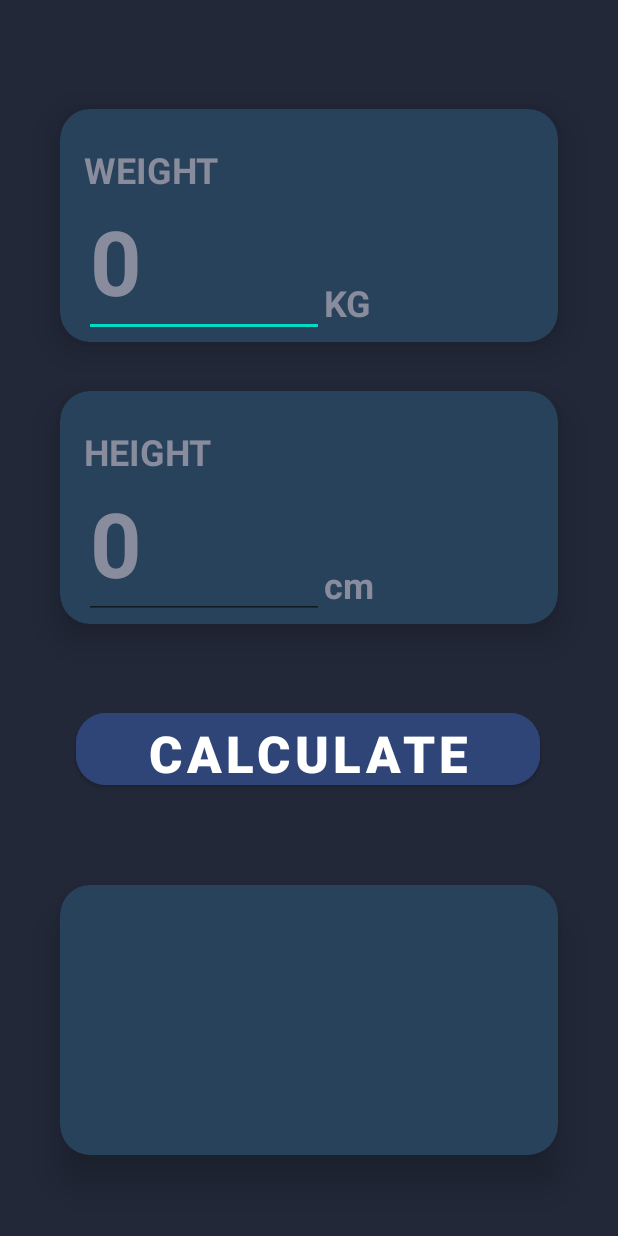
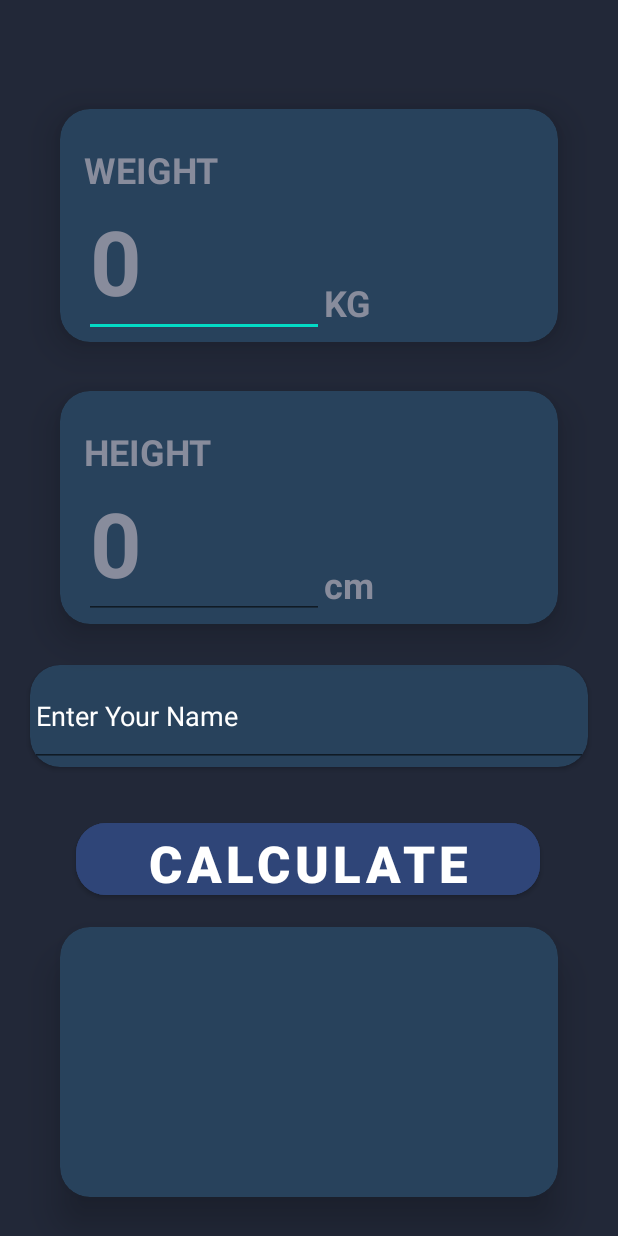
Before and after one commit to Zama-Ndongmo-Divine/BMICalculator, an Android app: the MainActivity screen opened directly, with no data from a screen before it, after a tap on "CALCULATE", on a phone screen of 412 x 824 dp. Run offline under Robolectric (Android 15) with nearby library versions, the phone set to English and light mode, and no system bars; our stand-ins replace Firebase (no records; nobody signed in at launch, a user with empty details on screens opened directly).

Commit message:
changes to the design

```diff
--- a/app/build.gradle
+++ b/app/build.gradle
@@ -46,6 +46,7 @@ dependencies {
     implementation 'androidx.annotation:annotation:1.5.0'
     implementation 'androidx.lifecycle:lifecycle-livedata-ktx:2.5.1'
     implementation 'androidx.lifecycle:lifecycle-viewmodel-ktx:2.5.1'
+    implementation 'com.google.firebase:firebase-database-ktx:20.1.0'
     testImplementation 'junit:junit:4.13.2'
     androidTestImplementation 'androidx.test.ext:junit:1.1.5'
     androidTestImplementation 'androidx.test.espresso:espresso-core:3.5.1'
--- a/app/src/main/java/com/example/bmicalculator/MainActivity.kt
+++ b/app/src/main/java/com/example/bmicalculator/MainActivity.kt
@@ -7,12 +7,16 @@ import android.widget.EditText
 import android.widget.TextView
 import android.widget.Toast
 import androidx.core.content.ContextCompat
-import com.example.bmicalculator.databinding.ActivityLoginBinding
 import com.example.bmicalculator.databinding.ActivityMainBinding
+
+import com.google.firebase.database.DatabaseReference
+import com.google.firebase.database.FirebaseDatabase
 
 class MainActivity : AppCompatActivity() {
 
     private lateinit var binding: ActivityMainBinding
+    private lateinit var dbRef : DatabaseReference
+
 
     override fun onCreate(savedInstanceState: Bundle?) {
         super.onCreate(savedInstanceState)
@@ -23,22 +27,39 @@ class MainActivity : AppCompatActivity() {
         val weightText = findViewById<EditText>(R.id.etWeight)
         val heightText = findViewById<EditText>(R.id.etHeight)
         val calcButton = findViewById<Button>(R.id.btnCalculate)
+        val uName = findViewById<EditText>(R.id.name)
+        dbRef = FirebaseDatabase.getInstance().getReference("BMI Results")
+
 
         calcButton.setOnClickListener{
             val weight = weightText.text.toString()
             val height = heightText.text.toString()
+            val bmiName = uName.text.toString()
+            val bmi2dp : Float
+            val bmi : Float
 
-            if(vaidateInput(weight, height)) {
-                val bmi = weight.toFloat() / ((height.toFloat() / 100) * (height.toFloat() / 100))
+            if(vaidateInput(weight, height, bmiName)) {
+                bmi = weight.toFloat() / ((height.toFloat() / 100) * (height.toFloat() / 100))
                 //result to 2dp
-                val bmi2dp = String.format("%.2f", bmi).toFloat()
+                bmi2dp = String.format("%.2f", bmi).toFloat()
                 displayResult(bmi2dp)
+                var bmiID = dbRef.push().key!!
+                var Users = Users(bmiID, bmiName, bmi2dp)
+                dbRef.child(bmiID).setValue(Users).addOnCompleteListener {
+                    Toast.makeText(this, "Successful", Toast.LENGTH_SHORT).show()
+                }.addOnFailureListener { err ->
+                    Toast.makeText(this, "Error ${err.message}", Toast.LENGTH_SHORT).show()
+
+                }
             }
+
+
         }
     }
 
 
-    private fun vaidateInput(weight:String?, height:String?):Boolean {
+
+    private fun vaidateInput(weight:String?, height:String?, bmiName:String?):Boolean {
         return when {
             weight.isNullOrEmpty() -> {
                 Toast.makeText(this, "Weight is empty!", Toast.LENGTH_LONG).show()
@@ -46,6 +67,10 @@ class MainActivity : AppCompatActivity() {
             }
             height.isNullOrEmpty() -> {
                 Toast.makeText(this, "Height is empty!", Toast.LENGTH_LONG).show()
+                return false
+            }
+            bmiName.isNullOrEmpty() -> {
+                Toast.makeText(this, "Input your name!", Toast.LENGTH_LONG).show()
                 return false
             }
             else -> {
--- /dev/null
+++ b/app/src/main/java/com/example/bmicalculator/Users.kt
@@ -0,0 +1,4 @@
+package com.example.bmicalculator
+
+data class Users (val bmiID : String? = null, val bmiName : String? = null, val bmi2dp : Float? = null) {
+}
--- a/app/src/main/res/layout/activity_main.xml
+++ b/app/src/main/res/layout/activity_main.xml
@@ -161,7 +161,7 @@
         app:layout_constraintHorizontal_bias="0.494"
         app:layout_constraintStart_toStartOf="parent"
         app:layout_constraintTop_toTopOf="parent"
-        app:layout_constraintVertical_bias="0.614" />
+        app:layout_constraintVertical_bias="0.71000004" />
 
     <androidx.cardview.widget.CardView
         android:id="@+id/cvResult"
@@ -176,7 +176,7 @@
         app:layout_constraintHorizontal_bias="0.5"
         app:layout_constraintStart_toStartOf="parent"
         app:layout_constraintTop_toTopOf="parent"
-        app:layout_constraintVertical_bias="0.916" >
+        app:layout_constraintVertical_bias="0.96">
 
         <LinearLayout
             android:layout_width="match_parent"
@@ -210,4 +210,28 @@
                 android:textSize="24sp" />
         </LinearLayout>
     </androidx.cardview.widget.CardView>
+
+    <androidx.cardview.widget.CardView
+        android:layout_width="372dp"
+        android:layout_height="68dp"
+        android:background="@color/card_background"
+        app:cardBackgroundColor="@color/card_background"
+        app:cardCornerRadius="20dp"
+        app:layout_constraintBottom_toBottomOf="parent"
+        app:layout_constraintEnd_toEndOf="parent"
+        app:layout_constraintHorizontal_bias="0.494"
+        app:layout_constraintStart_toStartOf="parent"
+        app:layout_constraintTop_toTopOf="parent"
+        app:layout_constraintVertical_bias="0.586" >
+
+        <EditText
+            android:id="@+id/name"
+            android:layout_width="match_parent"
+            android:layout_height="match_parent"
+            android:ems="10"
+            android:hint="Enter Your Name"
+            android:inputType="textPersonName"
+            android:textColorHint="@color/white" />
+    </androidx.cardview.widget.CardView>
+
 </androidx.constraintlayout.widget.ConstraintLayout>
```
Also changed, not shown: 1 other file.
